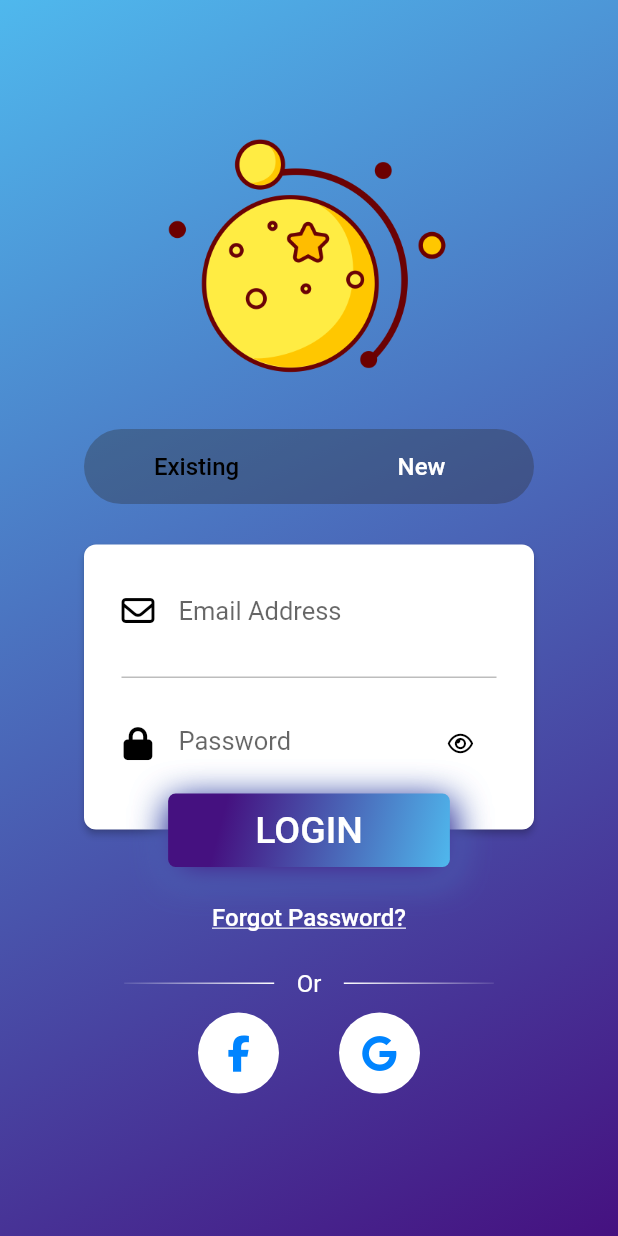
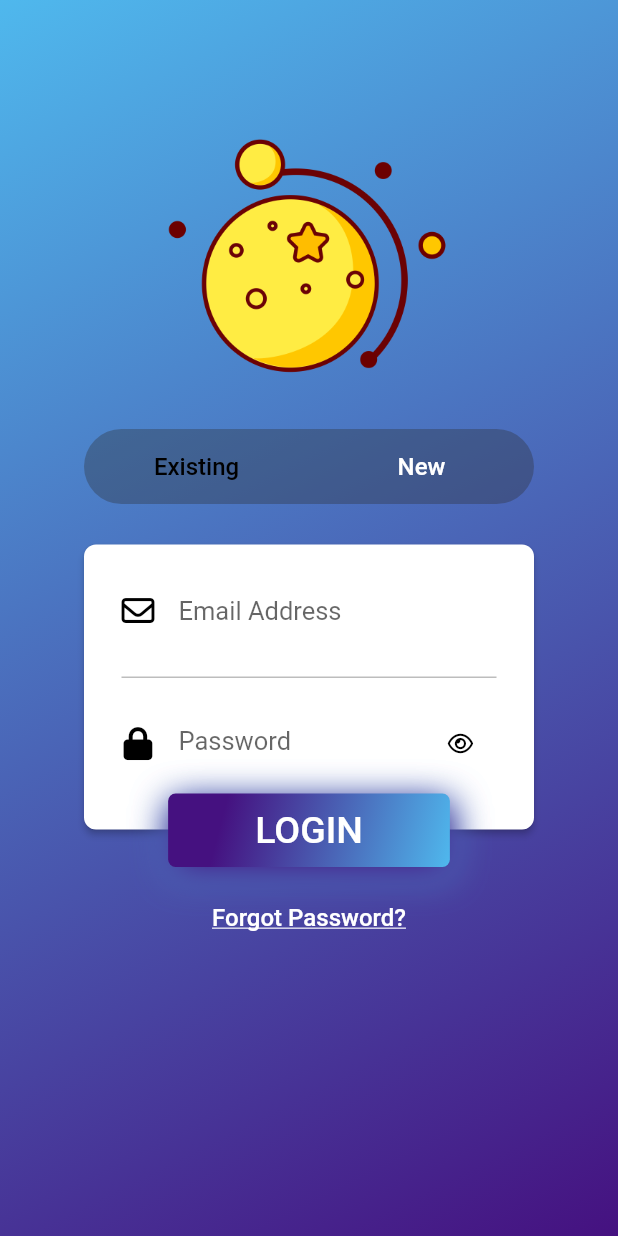
Before and after one commit to yufoo1/Cornea, a Flutter app: the LoginPage screen opened by its route, on a phone screen of 412 x 824 dp. Run offline on Flutter 3.47's test engine with Material 2 defaults, Android fonts, the phone set to English and light mode, and no system bars; our stand-ins replace firebase_core, flutter_rating_bar, font_awesome_flutter; accounts and stored records are empty; Roboto replaces fonts that are missing (WorkSansBold, WorkSansMedium, WorkSansSemiBold); statements that could not run were skipped; project files that could hold a hidden picture were left out.

Commit message:
adjust layout of login page

```diff
--- a/lib/login/pages/login_page.dart
+++ b/lib/login/pages/login_page.dart
@@ -87,14 +87,12 @@ class _LoginPageState extends State<LoginPage>
                       });
                     }
                   },
-                  children: <Widget>[
-                    ConstrainedBox(
-                      constraints: const BoxConstraints.expand(),
-                      child: const SignIn(),
+                  children: const <Widget>[
+                    SingleChildScrollView(
+                      child: SignIn(),
                     ),
-                    ConstrainedBox(
-                      constraints: const BoxConstraints.expand(),
-                      child: const SignUp(),
+                    SingleChildScrollView(
+                      child: SignUp(),
                     ),
                   ],
                 ),
--- a/lib/login/pages/widgets/sign_in.dart
+++ b/lib/login/pages/widgets/sign_in.dart
@@ -179,95 +179,6 @@ class _SignInState extends State<SignIn> {
                       fontFamily: 'WorkSansMedium'),
                 )),
           ),
-          Padding(
-            padding: const EdgeInsets.only(top: 10.0),
-            child: Row(
-              mainAxisAlignment: MainAxisAlignment.center,
-              children: <Widget>[
-                Container(
-                  decoration: const BoxDecoration(
-                    gradient: LinearGradient(
-                        colors: <Color>[
-                          Colors.white10,
-                          Colors.white,
-                        ],
-                        begin: FractionalOffset(0.0, 0.0),
-                        end: FractionalOffset(1.0, 1.0),
-                        stops: <double>[0.0, 1.0],
-                        tileMode: TileMode.clamp),
-                  ),
-                  width: 100.0,
-                  height: 1.0,
-                ),
-                const Padding(
-                  padding: EdgeInsets.only(left: 15.0, right: 15.0),
-                  child: Text(
-                    'Or',
-                    style: TextStyle(
-                        color: Colors.white,
-                        fontSize: 16.0,
-                        fontFamily: 'WorkSansMedium'),
-                  ),
-                ),
-                Container(
-                  decoration: const BoxDecoration(
-                    gradient: LinearGradient(
-                        colors: <Color>[
-                          Colors.white,
-                          Colors.white10,
-                        ],
-                        begin: FractionalOffset(0.0, 0.0),
-                        end: FractionalOffset(1.0, 1.0),
-                        stops: <double>[0.0, 1.0],
-                        tileMode: TileMode.clamp),
-                  ),
-                  width: 100.0,
-                  height: 1.0,
-                ),
-              ],
-            ),
-          ),
-          Row(
-            mainAxisAlignment: MainAxisAlignment.center,
-            children: <Widget>[
-              Padding(
-                padding: const EdgeInsets.only(top: 10.0, right: 40.0),
-                child: GestureDetector(
-                  onTap: () => CustomSnackBar(
-                      context, const Text('Facebook button pressed')),
-                  child: Container(
-                    padding: const EdgeInsets.all(15.0),
-                    decoration: const BoxDecoration(
-                      shape: BoxShape.circle,
-                      color: Colors.white,
-                    ),
-                    child: const Icon(
-                      FontAwesomeIcons.facebookF,
-                      color: Color(0xFF0084ff),
-                    ),
-                  ),
-                ),
-              ),
-              Padding(
-                padding: const EdgeInsets.only(top: 10.0),
-                child: GestureDetector(
-                  onTap: () => CustomSnackBar(
-                      context, const Text('Google button pressed')),
-                  child: Container(
-                    padding: const EdgeInsets.all(15.0),
-                    decoration: const BoxDecoration(
-                      shape: BoxShape.circle,
-                      color: Colors.white,
-                    ),
-                    child: const Icon(
-                      FontAwesomeIcons.google,
-                      color: Color(0xFF0084ff),
-                    ),
-                  ),
-                ),
-              ),
-            ],
-          ),
         ],
       ),
     );
```
